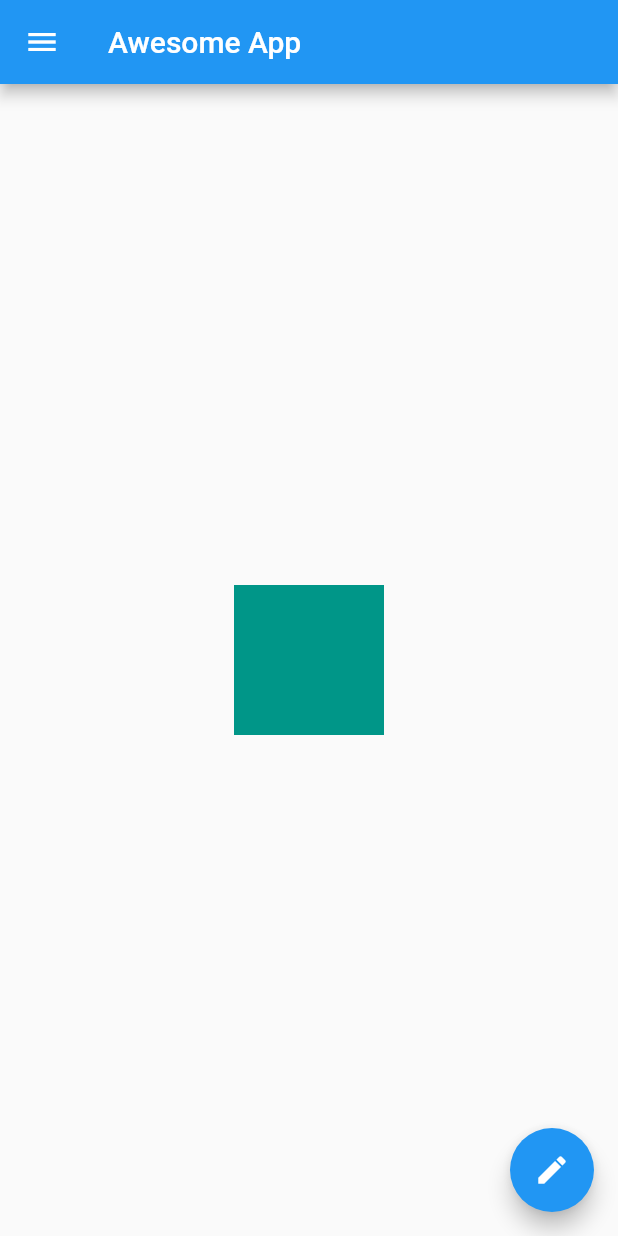
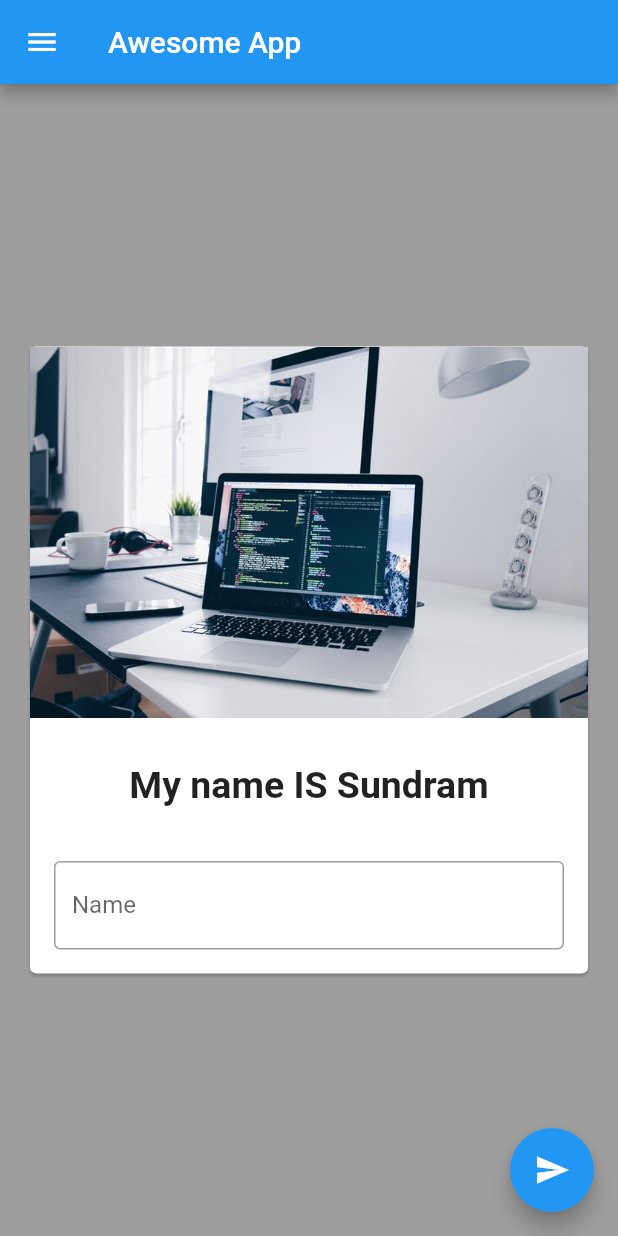
Before and after one commit to newsundram2018/learnflutter, a Flutter app: the screen it shows after launch, on a phone screen of 412 x 824 dp. Run offline on Flutter 3.47's test engine with Material 2 defaults, Android fonts, the phone set to English and light mode, and no system bars.

Commit message:
Completed Card Asset Images TextField & ScrollView

```diff
--- a/learnflutter/lib/main.dart
+++ b/learnflutter/lib/main.dart
@@ -11,23 +11,64 @@ void main() {
   );
 }
 
-class HomePage extends StatelessWidget {
+class HomePage extends StatefulWidget {
+  @override
+  _HomePageState createState() => _HomePageState();
+}
+
+class _HomePageState extends State<HomePage> {
+  var myname = "My name IS Sundram";
+  TextEditingController _nameController = TextEditingController();
+
   @override
   Widget build(BuildContext context) {
     return Scaffold(
+      backgroundColor: Colors.grey,
       appBar: AppBar(
         title: Text("Awesome App"),
       ),
       body: Center(
-        child: Container(
-          width: 100,
-          height: 100,
-          color: Colors.teal,
+        child: Padding(
+          padding: const EdgeInsets.all(16.0),
+          child: SingleChildScrollView(
+            child: Card(
+              child: Column(
+                children: <Widget>[
+                  Image.asset(
+                    "assets/bg1.jpeg",
+                  ),
+                  SizedBox(
+                    height: 30,
+                  ),
+                  Text(
+                    myname,
+                    style: TextStyle(fontWeight: FontWeight.bold, fontSize: 25),
+                  ),
+                  SizedBox(
+                    height: 20,
+                  ),
+                  Padding(
+                      padding: const EdgeInsets.all(16.0),
+                      child: TextField(
+                        controller: _nameController,
+                        decoration: InputDecoration(
+                          hintText: "Enter Sum Text",
+                          labelText: "Name",
+                          border: OutlineInputBorder(),
+                        ),
+                      ))
+                ],
+              ),
+            ),
+          ),
         ),
       ),
       floatingActionButton: FloatingActionButton(
-        onPressed: () {},
-        child: Icon(Icons.edit),
+        onPressed: () {
+          myname = _nameController.text;
+          setState(() {});
+        },
+        child: Icon(Icons.send),
       ),
       drawer: Drawer(
         child: ListView(
@@ -49,6 +90,7 @@ class HomePage extends StatelessWidget {
               title: Text("Sundram Mishra"),
               subtitle: Text("Developer"),
               trailing: Icon(Icons.edit),
+              onTap: () {},
             ),
             ListTile(
               leading: Icon(
```
Also changed, not shown: learnflutter/pubspec.yaml (+3 -5 lines), learnflutter/assets/bg1.jpeg (added), 1 other file.
